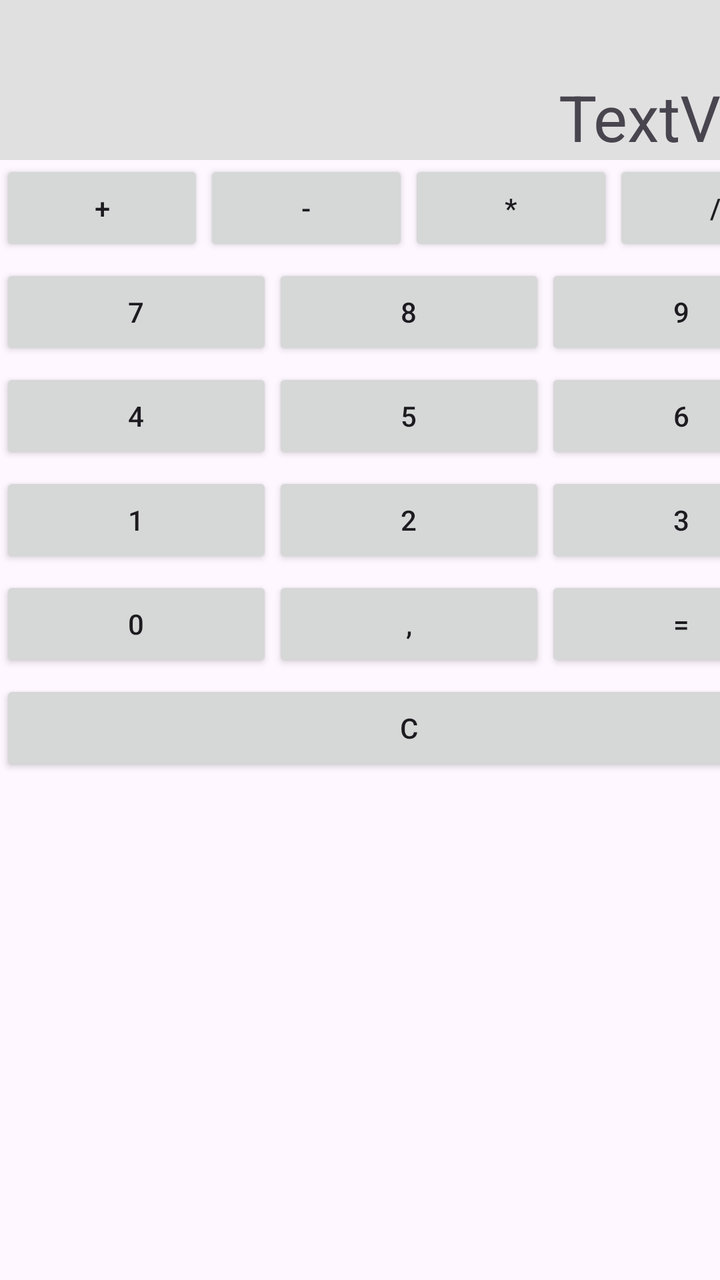
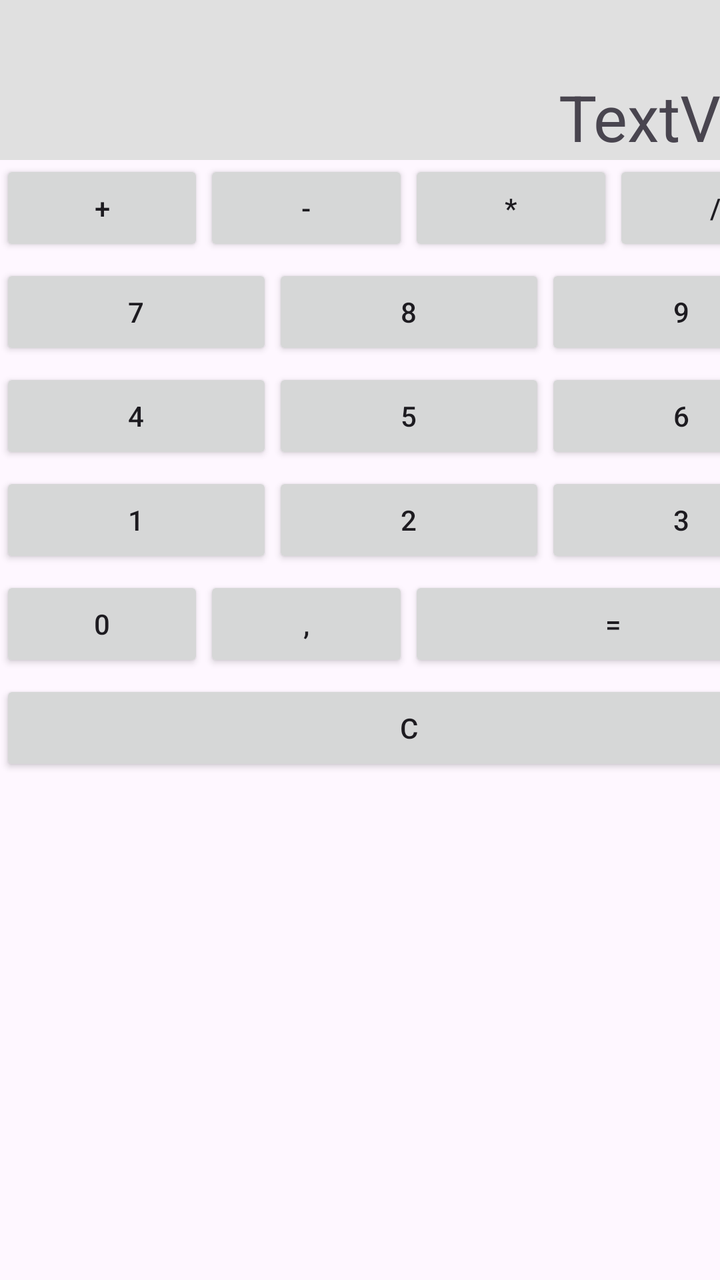

Screens rendered from an Android XML layout before and after an edit, with the pre-edit source and the edit as a unified diff.
<!-- AndroidManifest.xml: application theme Theme.Z5_2 -->
<!-- res/layout/activity_main.xml -->
<?xml version="1.0" encoding="utf-8"?>
<androidx.constraintlayout.widget.ConstraintLayout xmlns:android="http://schemas.android.com/apk/res/android"
    xmlns:app="http://schemas.android.com/apk/res-auto"
    xmlns:tools="http://schemas.android.com/tools"
    android:id="@+id/main"
    android:layout_width="match_parent"
    android:layout_height="match_parent"
    tools:context=".MainActivity">


    <LinearLayout
        android:layout_width="409dp"
        android:layout_height="729dp"
        android:orientation="vertical"
        tools:layout_editor_absoluteX="1dp"
        tools:layout_editor_absoluteY="1dp">

        <TextView
            android:id="@+id/textView"
            android:layout_width="match_parent"
            android:layout_height="80dp"
            android:text="TextView"
            android:textSize="32sp"
            android:background="#E0E0E0"
            android:gravity="bottom|end"/>



        <LinearLayout
            android:layout_width="match_parent"
            android:layout_height="52dp"
            android:orientation="horizontal">

            <Button
                android:id="@+id/buttonRow0Position0"
                android:layout_width="wrap_content"
                android:layout_height="wrap_content"
                android:layout_weight="1"
                android:text="+" />

            <Button
                android:id="@+id/buttonRow0Position1"
                android:layout_width="wrap_content"
                android:layout_height="wrap_content"
                android:layout_weight="1"
                android:text="-" />

            <Button
                android:id="@+id/buttonRow0Position2"
                android:layout_width="wrap_content"
                android:layout_height="wrap_content"
                android:layout_weight="1"
                android:text="*" />

            <Button
                android:id="@+id/buttonRow0Position3"
                android:layout_width="wrap_content"
                android:layout_height="wrap_content"
                android:layout_weight="1"
                android:text="/" />
        </LinearLayout>



        <LinearLayout
            android:layout_width="match_parent"
            android:layout_height="52dp"
            android:orientation="horizontal">

            <Button
                android:id="@+id/buttonRow1Position0"
                android:layout_width="wrap_content"
                android:layout_height="wrap_content"
                android:layout_weight="1"
                android:text="7" />

            <Button
                android:id="@+id/buttonRow1Position1"
                android:layout_width="wrap_content"
                android:layout_height="wrap_content"
                android:layout_weight="1"
                android:text="8" />

            <Button
                android:id="@+id/buttonRow1Position2"
                android:layout_width="wrap_content"
                android:layout_height="wrap_content"
                android:layout_weight="1"
                android:text="9" />
        </LinearLayout>



        <LinearLayout
            android:layout_width="match_parent"
            android:layout_height="52dp"
            android:orientation="horizontal">

            <Button
                android:id="@+id/buttonRow2Position0"
                android:layout_width="wrap_content"
                android:layout_height="wrap_content"
                android:layout_weight="1"
                android:text="4" />

            <Button
                android:id="@+id/buttonRow2Position1"
                android:layout_width="wrap_content"
                android:layout_height="wrap_content"
                android:layout_weight="1"
                android:text="5" />

            <Button
                android:id="@+id/buttonRow2Position2"
                android:layout_width="wrap_content"
                android:layout_height="wrap_content"
                android:layout_weight="1"
                android:text="6" />
        </LinearLayout>



        <LinearLayout
            android:layout_width="match_parent"
            android:layout_height="52dp"
            android:orientation="horizontal">

            <Button
                android:id="@+id/buttonRow3Position0"
                android:layout_width="wrap_content"
                android:layout_height="wrap_content"
                android:layout_weight="1"
                android:text="1" />

            <Button
                android:id="@+id/buttonRow3Position1"
                android:layout_width="wrap_content"
                android:layout_height="wrap_content"
                android:layout_weight="1"
                android:text="2" />

            <Button
                android:id="@+id/buttonRow3Position2"
                android:layout_width="wrap_content"
                android:layout_height="wrap_content"
                android:layout_weight="1"
                android:text="3" />
        </LinearLayout>



        <LinearLayout
            android:layout_width="match_parent"
            android:layout_height="52dp"
            android:orientation="horizontal">

            <Button
                android:id="@+id/buttonRow4Position0"
                android:layout_width="wrap_content"
                android:layout_height="wrap_content"
                android:layout_weight="1"
                android:text="0" />

            <Button
                android:id="@+id/buttonRow4Position1"
                android:layout_width="wrap_content"
                android:layout_height="wrap_content"
                android:layout_weight="1"
                android:text="," />

            <Button
                android:id="@+id/buttonRow4Position2"
                android:layout_width="wrap_content"
                android:layout_height="wrap_content"
                android:layout_weight="1"
                android:text="=" />
        </LinearLayout>



        <LinearLayout
            android:layout_width="match_parent"
            android:layout_height="52dp"
            android:orientation="horizontal">

            <Button
                android:id="@+id/buttonRow5Position0"
                android:layout_width="wrap_content"
                android:layout_height="wrap_content"
                android:layout_weight="1"
                android:text="C" />
        </LinearLayout>
    </LinearLayout>
</androidx.constraintlayout.widget.ConstraintLayout>
<!-- resources referenced by this layout -->
<resources>
  <style name="Theme.Z5_2" parent="Base.Theme.Z5_2" />
  <style name="Base.Theme.Z5_2" parent="Theme.Material3.DayNight.NoActionBar">
          
          
      </style>
</resources>

<!-- the commit's change to res/layout/activity_main.xml (unified diff, before → after) -->
@@ -156,23 +156,23 @@
 
             <Button
                 android:id="@+id/buttonRow4Position0"
-                android:layout_width="wrap_content"
+                android:layout_width="0dp"
                 android:layout_height="wrap_content"
                 android:layout_weight="1"
                 android:text="0" />
 
             <Button
                 android:id="@+id/buttonRow4Position1"
-                android:layout_width="wrap_content"
+                android:layout_width="0dp"
                 android:layout_height="wrap_content"
                 android:layout_weight="1"
                 android:text="," />
 
             <Button
                 android:id="@+id/buttonRow4Position2"
-                android:layout_width="wrap_content"
+                android:layout_width="0dp"
                 android:layout_height="wrap_content"
-                android:layout_weight="1"
+                android:layout_weight="2"
                 android:text="=" />
         </LinearLayout>
 
